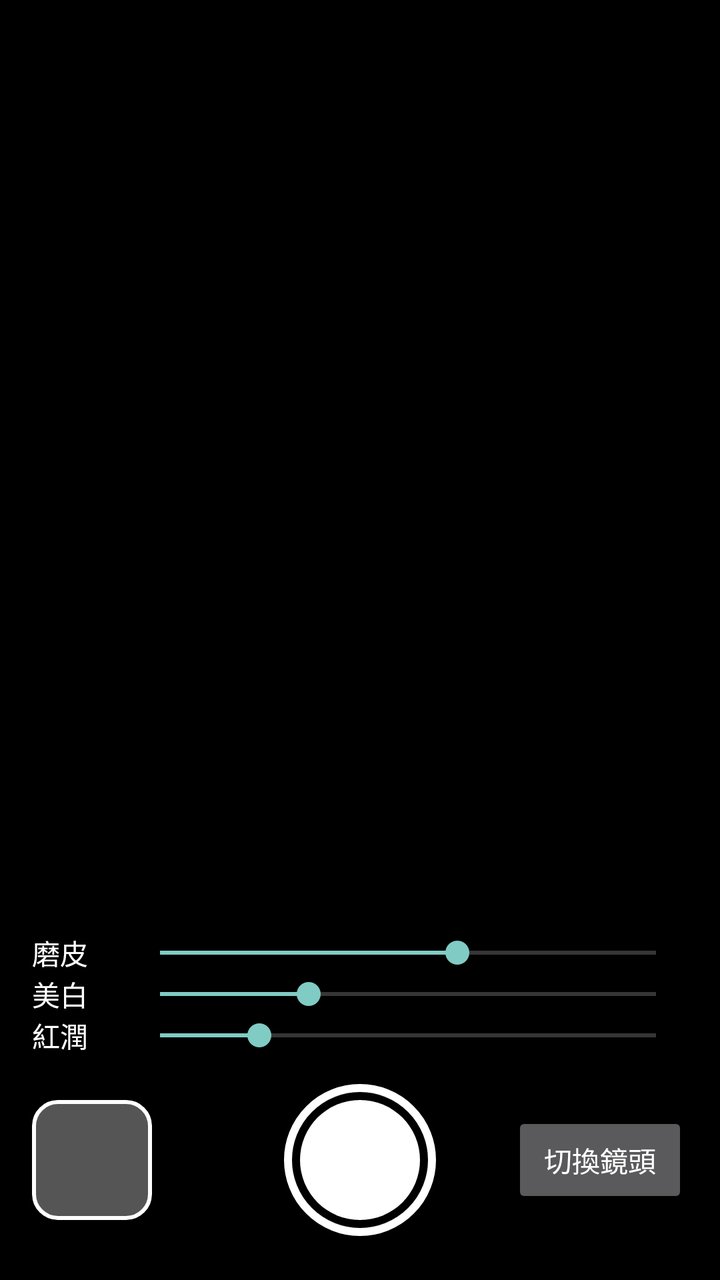
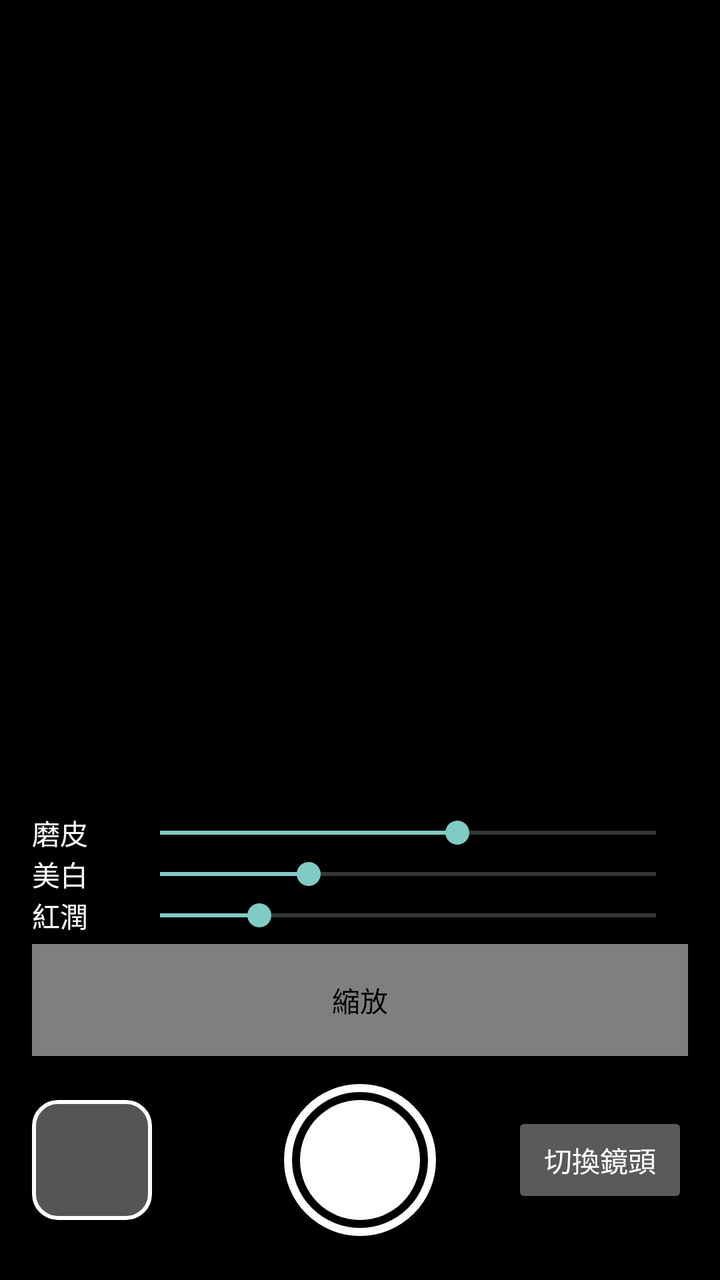

Two renders of the same Android screen: before a commit and after it. Below are the layout's source before the change and the commit's diff.
<!-- AndroidManifest.xml: application theme Theme.GlowCam -->
<!-- res/layout/activity_main.xml -->
<?xml version="1.0" encoding="utf-8"?>
<FrameLayout xmlns:android="http://schemas.android.com/apk/res/android"
    android:id="@+id/root"
    android:layout_width="match_parent"
    android:layout_height="match_parent"
    android:background="@android:color/black">

    <ImageView
        android:id="@+id/preview"
        android:layout_width="match_parent"
        android:layout_height="match_parent"
        android:scaleType="centerCrop" />

    <View
        android:id="@+id/flash"
        android:layout_width="match_parent"
        android:layout_height="match_parent"
        android:alpha="0"
        android:background="@android:color/white" />

    <LinearLayout
        android:id="@+id/permission_panel"
        android:layout_width="match_parent"
        android:layout_height="match_parent"
        android:gravity="center"
        android:orientation="vertical"
        android:visibility="gone">
        <TextView
            android:layout_width="wrap_content"
            android:layout_height="wrap_content"
            android:text="@string/need_permission"
            android:textColor="@android:color/white"
            android:textSize="16sp" />
        <Button
            android:id="@+id/grant"
            android:layout_width="wrap_content"
            android:layout_height="wrap_content"
            android:layout_marginTop="16dp"
            android:text="@string/grant" />
    </LinearLayout>

    <LinearLayout
        android:id="@+id/controls"
        android:layout_width="match_parent"
        android:layout_height="wrap_content"
        android:layout_gravity="bottom"
        android:background="#66000000"
        android:orientation="vertical"
        android:padding="16dp">

        <LinearLayout style="@style/SliderRow">
            <TextView style="@style/SliderLabel" android:text="@string/smooth" />
            <SeekBar android:id="@+id/seek_smooth" style="@style/SliderBar" android:progress="60" />
        </LinearLayout>
        <LinearLayout style="@style/SliderRow">
            <TextView style="@style/SliderLabel" android:text="@string/whiten" />
            <SeekBar android:id="@+id/seek_whiten" style="@style/SliderBar" android:progress="30" />
        </LinearLayout>
        <LinearLayout style="@style/SliderRow">
            <TextView style="@style/SliderLabel" android:text="@string/rosy" />
            <SeekBar android:id="@+id/seek_rosy" style="@style/SliderBar" android:progress="20" />
        </LinearLayout>

        <FrameLayout
            android:layout_width="match_parent"
            android:layout_height="88dp"
            android:layout_marginTop="8dp">
            <ImageView
                android:id="@+id/thumb"
                android:layout_width="60dp"
                android:layout_height="60dp"
                android:layout_gravity="center_vertical|start"
                android:background="@drawable/thumb_bg"
                android:clipToOutline="true"
                android:contentDescription="@string/gallery"
                android:scaleType="centerCrop" />
            <Button
                android:id="@+id/btn_switch"
                android:layout_width="wrap_content"
                android:layout_height="wrap_content"
                android:layout_gravity="center_vertical|end"
                android:text="@string/switch_camera" />
            <ImageButton
                android:id="@+id/btn_shutter"
                android:layout_width="76dp"
                android:layout_height="76dp"
                android:layout_gravity="center"
                android:background="@drawable/shutter_bg"
                android:contentDescription="@string/shutter" />
        </FrameLayout>
    </LinearLayout>
</FrameLayout>
<!-- resources referenced by this layout -->
<resources>
  <!-- drawable shutter_bg (drawable) -->
  <?xml version="1.0" encoding="utf-8"?>
  <layer-list xmlns:android="http://schemas.android.com/apk/res/android">
      <item>
          <shape android:shape="oval">
              <stroke android:width="4dp" android:color="#FFFFFF" />
              <solid android:color="#00000000" />
          </shape>
      </item>
      <item android:top="8dp" android:bottom="8dp" android:left="8dp" android:right="8dp">
          <shape android:shape="oval">
              <solid android:color="#FFFFFF" />
          </shape>
      </item>
  </layer-list>
  <!-- drawable thumb_bg (drawable) -->
  <?xml version="1.0" encoding="utf-8"?>
  <shape xmlns:android="http://schemas.android.com/apk/res/android" android:shape="rectangle">
      <solid android:color="#55FFFFFF" />
      <stroke android:width="2dp" android:color="#FFFFFF" />
      <corners android:radius="12dp" />
  </shape>
  <string name="gallery">相簿</string>
  <string name="grant">授予權限</string>
  <string name="need_permission">需要相機權限才能使用美顏相機</string>
  <string name="rosy">紅潤</string>
  <string name="shutter">拍照</string>
  <string name="smooth">磨皮</string>
  <string name="switch_camera">切換鏡頭</string>
  <string name="whiten">美白</string>
  <style name="SliderBar">
          <item name="android:layout_width">0dp</item>
          <item name="android:layout_height">wrap_content</item>
          <item name="android:layout_weight">1</item>
          <item name="android:max">100</item>
      </style>
  <style name="SliderLabel">
          <item name="android:layout_width">48dp</item>
          <item name="android:layout_height">wrap_content</item>
          <item name="android:textColor">@android:color/white</item>
          <item name="android:textSize">14sp</item>
      </style>
  <style name="SliderRow">
          <item name="android:layout_width">match_parent</item>
          <item name="android:layout_height">wrap_content</item>
          <item name="android:orientation">horizontal</item>
          <item name="android:gravity">center_vertical</item>
      </style>
  <style name="Theme.GlowCam" parent="@android:style/Theme.Material.NoActionBar">
          <item name="android:windowBackground">@android:color/black</item>
          <item name="android:statusBarColor">@android:color/transparent</item>
          <item name="android:navigationBarColor">@android:color/transparent</item>
      </style>
</resources>

<!-- the commit's change to res/layout/activity_main.xml (unified diff, before → after) -->
@@ -61,6 +61,13 @@
             <SeekBar android:id="@+id/seek_rosy" style="@style/SliderBar" android:progress="20" />
         </LinearLayout>
 
+        <dev.glowcam.ZoomControl
+            android:id="@+id/zoom"
+            android:layout_width="match_parent"
+            android:layout_height="56dp"
+            android:layout_marginTop="4dp"
+            android:contentDescription="@string/zoom" />
+
         <FrameLayout
             android:layout_width="match_parent"
             android:layout_height="88dp"
<!-- resource entries referenced after the edit -->
@@ -30,6 +30,7 @@
   <string name="smooth">磨皮</string>
   <string name="switch_camera">切換鏡頭</string>
   <string name="whiten">美白</string>
+  <string name="zoom">縮放</string>
   <style name="SliderBar">
           <item name="android:layout_width">0dp</item>
           <item name="android:layout_height">wrap_content</item>
